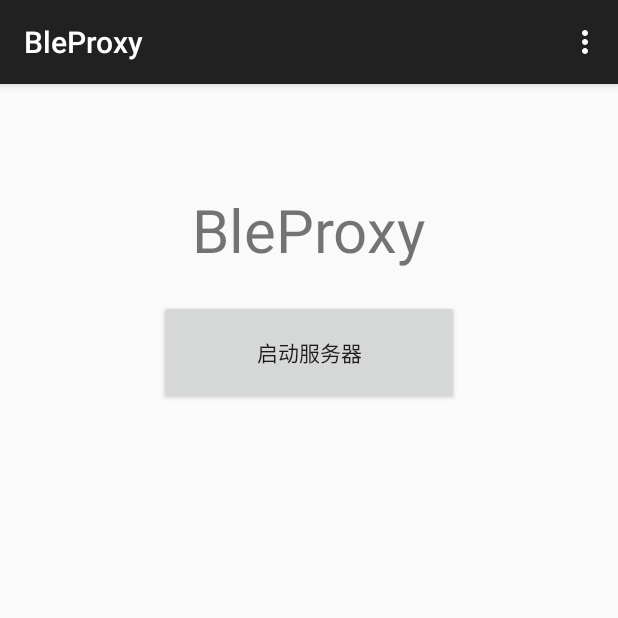
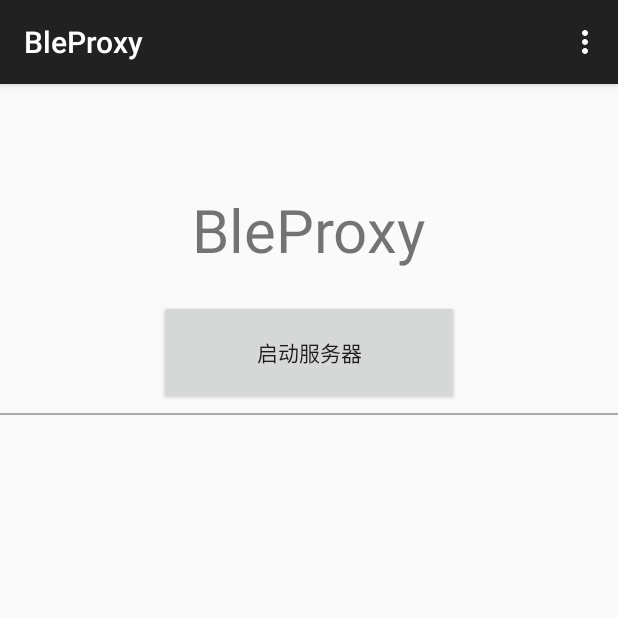
Before and after one commit to uname/bleproxy, an Android app: the screen it shows after launch (MainActivity), on a phone screen of 412 x 824 dp, the top half of it. Run offline under Robolectric (Android 15) with nearby library versions, the phone set to English and light mode, and no system bars; network calls fail.

Commit message:
ui update

```diff
--- a/Android/BleProxy/app/src/main/java/com/hqw/bleproxy/net/ConnectServer.java
+++ b/Android/BleProxy/app/src/main/java/com/hqw/bleproxy/net/ConnectServer.java
@@ -1,4 +1,6 @@
 package com.hqw.bleproxy.net;
+
+import android.os.Handler;
 
 import com.hqw.bleproxy.LogUtil;
 
@@ -16,12 +18,15 @@ import java.util.List;
 public class ConnectServer implements Runnable {
 
     private static final String TAG = ConnectServer.class.getSimpleName();
+    public static final int MSG_CLIENT_CONNECTED = 10;
+    public static final int MSG_CLIENT_DISCONNECTED = 11;
     private static int TIMEOUT = 100;
 
     private static ConnectServer mInstance ;
     private ServerSocket mServerSocket;
     private Thread mThread;
     private List<ProxyServer> mProxyServerList;
+    private Handler mHandler;
 
     private ConnectServer() {
         mProxyServerList = new ArrayList<>();
@@ -46,6 +51,10 @@ public class ConnectServer implements Runnable {
         }
 
         return true;
+    }
+
+    public void setHandler(Handler handler) {
+        mHandler = handler;
     }
 
     public String getBindAddress() {
@@ -95,21 +104,27 @@ public class ConnectServer implements Runnable {
             return;
         }
 
-        Socket s;
+//        Socket s;
         while(!mServerSocket.isClosed()) {
             try {
-                s = mServerSocket.accept();
+                final Socket s = mServerSocket.accept();
                 ProxyServer proxyServer = new ProxyServer(s);
+                final String remoteAddress =  s.getInetAddress().getHostAddress();
+                if(mHandler != null) {
+                    mHandler.obtainMessage(MSG_CLIENT_CONNECTED, remoteAddress).sendToTarget();
+                }
                 proxyServer.setOnProxyListener(new ProxyServer.OnProxyListener() {
                     @Override
                     public void clientDisconnected(ProxyServer proxyServer) {
                         mProxyServerList.remove(proxyServer);
+                        mHandler.obtainMessage(MSG_CLIENT_DISCONNECTED,remoteAddress).sendToTarget();
                         LogUtil.d(TAG, "remove closed client");
                     }
                 });
                 new Thread(proxyServer).start();
                 mProxyServerList.add(proxyServer);
                 LogUtil.i(TAG, "New client connected: " + s.hashCode());
+
             } catch (SocketTimeoutException e) {
                 continue;
 
--- a/Android/BleProxy/app/src/main/res/layout/activity_main.xml
+++ b/Android/BleProxy/app/src/main/res/layout/activity_main.xml
@@ -34,11 +34,20 @@
         android:onClick="onServerSwitchClicked"
         />
 
+    <View
+        android:id="@+id/sep_view"
+        android:layout_width="fill_parent"
+        android:layout_height="1dp"
+        android:layout_marginTop="5dp"
+        android:background="@android:color/darker_gray"
+        android:layout_below="@+id/server_switch"/>
+
     <TextView
         android:id="@+id/server_log"
         android:layout_width="fill_parent"
         android:layout_height="wrap_content"
-        android:layout_below="@+id/server_switch"
+        android:layout_below="@+id/sep_view"
+        android:layout_marginTop="5dp"
         />
 
 </RelativeLayout>
```
Also changed, not shown: Android/BleProxy/app/src/main/java/com/hqw/bleproxy/MainActivity.java (+27 -0 lines).
